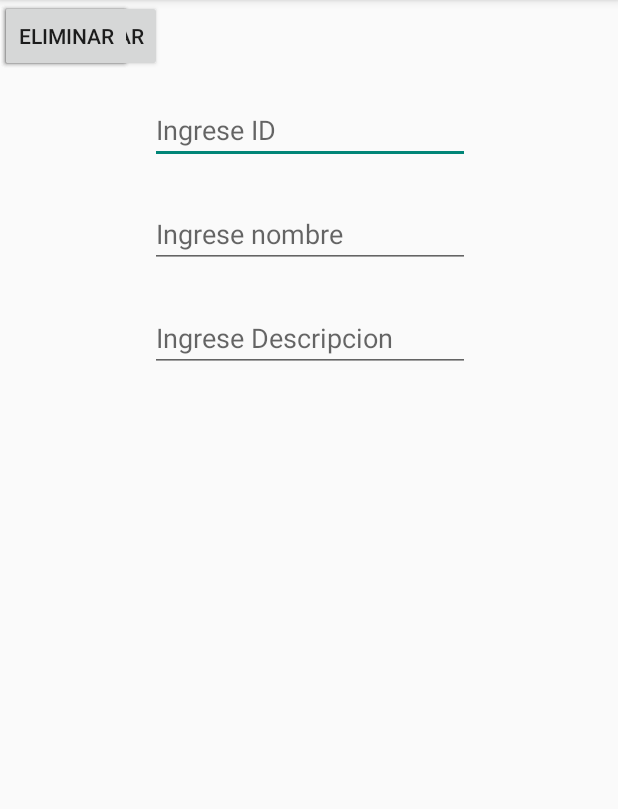
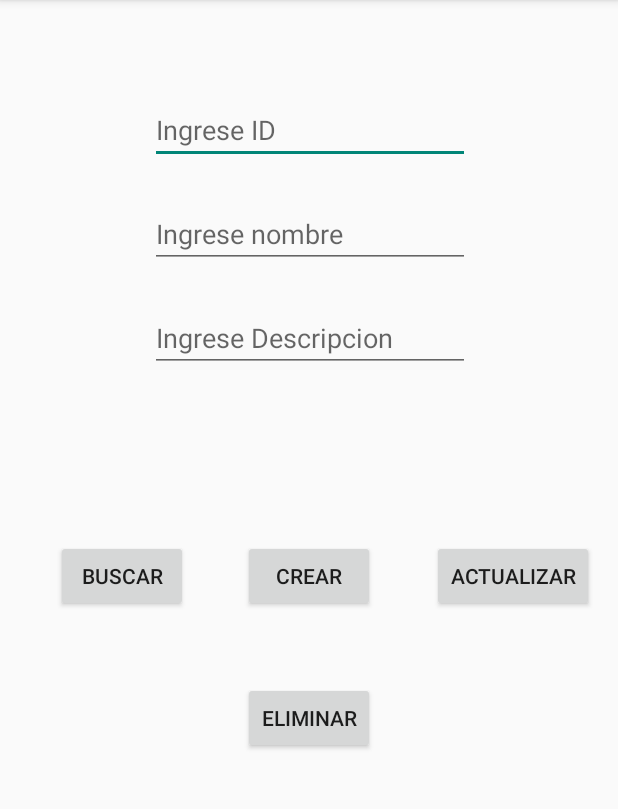
Before and after one commit to EPN-2023B-Moviles-GR2SW/mov-gr2sw-suarez-garcia-damian-josue, an Android app built with Jetpack Compose: the ECrudEntrenador screen opened directly, with no data from a screen before it, on a phone screen of 412 x 824 dp, the part 84-893 px from its top. Run offline under Robolectric (Android 15) with nearby library versions, the phone set to English and light mode, and no system bars.

Commit message:
Clase 18

```diff
--- a/02-Android/app/src/main/AndroidManifest.xml
+++ b/02-Android/app/src/main/AndroidManifest.xml
@@ -12,6 +12,9 @@
         android:supportsRtl="true"
         android:theme="@style/Theme.AppCompat.Light"
         tools:targetApi="31">
+        <activity
+            android:name=".FRecyclerView"
+            android:exported="false" />
         <activity
             android:name=".ECrudEntrenador"
             android:exported="false" />
--- a/02-Android/app/src/main/java/com/example/b2023gr2sw/EBaseDeDatos.kt
+++ b/02-Android/app/src/main/java/com/example/b2023gr2sw/EBaseDeDatos.kt
@@ -1,4 +1,8 @@
 package com.example.b2023gr2sw
 
 class EBaseDeDatos {
+
+    companion object{
+        var tableEntrenador: ESqliteHelperEntrenador? = null
+    }
 }
--- a/02-Android/app/src/main/java/com/example/b2023gr2sw/ECrudEntrenador.kt
+++ b/02-Android/app/src/main/java/com/example/b2023gr2sw/ECrudEntrenador.kt
@@ -1,33 +1,84 @@
 package com.example.b2023gr2sw
 
-import EBaseDeDatos
 import androidx.appcompat.app.AppCompatActivity
 import android.os.Bundle
 import android.widget.Button
 import android.widget.EditText
+import com.google.android.material.snackbar.Snackbar
 
 class ECrudEntrenador : AppCompatActivity() {
     override fun onCreate(savedInstanceState: Bundle?) {
         super.onCreate(savedInstanceState)
         setContentView(R.layout.activity_ecrud_entrenador)
-
-    val botonBuscarBDD = findViewById<Button>(R.id.btn_buscar_bdd)
+        // Buscar Entrenador
+        val botonBuscarBDD = findViewById<Button>(R.id.btn_buscar_bdd)
         botonBuscarBDD.setOnClickListener {
-            // Consultar componentes
+            // Consultar componentes visuales
             val id = findViewById<EditText>(R.id.input_id)
             val nombre = findViewById<EditText>(R.id.input_nombre)
-            val descripcion = findViewById<EditText>(R.id.input_descripcion)
-           //Consultar SQLite
-           val entrenador = EBaseDeDatos.tableEntrenador!!
+            val descripcion = findViewById<EditText>(
+                R.id.input_descripcion
+            )
+            // Consultar SQLite
+            val entrenador = EBaseDeDatos.tableEntrenador!!
                 .consultarEntrenadorPorID(
                     id.text.toString().toInt()
-             )
-            //setear el texto en componentes visuales
+                )
+            // Setear el texto en componentes visuales
+            if(entrenador.id == 0){
+                mostrarSnackbar("Usu. no encontrado")
+            }
             id.setText(entrenador.id.toString())
             nombre.setText(entrenador.nombre)
             descripcion.setText(entrenador.descripcion)
+            mostrarSnackbar("Usu. encontrado")
+
         }
 
+        val botonCrearBDD = findViewById<Button>(R.id.btn_crear_bdd)
+        botonCrearBDD
+            .setOnClickListener {
+                val nombre = findViewById<EditText>(R.id.input_nombre)
+                val descripcion = findViewById<EditText>(R.id.input_descripcion)
+                val respuesta = EBaseDeDatos
+                    .tableEntrenador!!.crearEntrenador(
+                        nombre.text.toString(),
+                        descripcion.text.toString()
+                    )
+                if (respuesta) mostrarSnackbar("Ent. Creado")
+            }
+        val botonActualizarBDD = findViewById<Button>(R.id.btn_actualizar_bdd)
+        botonActualizarBDD
+            .setOnClickListener {
+                val id = findViewById<EditText>(R.id.input_id)
+                val nombre = findViewById<EditText>(R.id.input_nombre)
+                val descripcion = findViewById<EditText>(R.id.input_descripcion)
+                val respuesta = EBaseDeDatos.tableEntrenador!!.actualizarEntrenadorFormulario(
+                    nombre.text.toString(),
+                    descripcion.text.toString(),
+                    id.text.toString().toInt()
+                )
+                if (respuesta) mostrarSnackbar("Usu. Actualizado")
+            }
+        val botonEliminarBDD = findViewById<Button>(
+            R.id.btn_eliminar_bdd
+        )
+        botonEliminarBDD.setOnClickListener {
+            val id = findViewById<EditText>(R.id.input_id)
+            val respuesta = EBaseDeDatos.tableEntrenador!!
+                .eliminarEntrenadorFormulario(
+                    id.text.toString().toInt()
+                )
+            if (respuesta) mostrarSnackbar("Usu. Eliminado")
+        }
     }
-
+    fun mostrarSnackbar(texto: String) {
+        Snackbar
+            .make(
+                findViewById(R.id.cl_sqlite), // view
+                texto, // texto
+                Snackbar.LENGTH_LONG // tiempo
+            )
+            .show()
+    }
 }
--- a/02-Android/app/src/main/java/com/example/b2023gr2sw/ESqliteHelperEntrenador.kt
+++ b/02-Android/app/src/main/java/com/example/b2023gr2sw/ESqliteHelperEntrenador.kt
@@ -30,7 +30,7 @@ class ESqliteHelperEntrenador(
         TODO("Not yet implement")
     }
 
-    fun crearEntrenado(
+    fun crearEntrenador(
         nombre: String,
         descripcion: String
     ): Boolean {
@@ -48,7 +48,7 @@ class ESqliteHelperEntrenador(
         return if (resultadoGuardar.toInt()==-1) false else true
     }
 
-    fun eliminarEntrnadorFormulario(id:Int):Boolean{
+    fun eliminarEntrenadorFormulario(id:Int):Boolean{
         val conexionEscritura = writableDatabase
         //where ID = ?
         val parametrosConsultaDelete = arrayOf (id.toString())
--- a/02-Android/app/src/main/res/layout/activity_ecrud_entrenador.xml
+++ b/02-Android/app/src/main/res/layout/activity_ecrud_entrenador.xml
@@ -2,6 +2,7 @@
 <androidx.constraintlayout.widget.ConstraintLayout xmlns:android="http://schemas.android.com/apk/res/android"
     xmlns:app="http://schemas.android.com/apk/res-auto"
     xmlns:tools="http://schemas.android.com/tools"
+    android:id="@+id/cl_sqlite"
     android:layout_width="match_parent"
     android:layout_height="match_parent"
     tools:context=".ECrudEntrenador">
@@ -50,30 +51,40 @@
         android:layout_width="wrap_content"
         android:layout_height="wrap_content"
         android:text="BUSCAR"
-        tools:layout_editor_absoluteX="48dp"
-        tools:layout_editor_absoluteY="311dp" />
+        app:layout_constraintBottom_toBottomOf="parent"
+        app:layout_constraintEnd_toStartOf="@+id/btn_crear_bdd"
+        app:layout_constraintStart_toStartOf="parent"
+        app:layout_constraintTop_toTopOf="parent" />
 
     <Button
         android:id="@+id/btn_crear_bdd"
         android:layout_width="wrap_content"
         android:layout_height="wrap_content"
         android:text="CREAR"
-        tools:layout_editor_absoluteX="150dp"
-        tools:layout_editor_absoluteY="311dp" />
+        app:layout_constraintBottom_toBottomOf="parent"
+        app:layout_constraintEnd_toEndOf="parent"
+        app:layout_constraintStart_toStartOf="parent"
+        app:layout_constraintTop_toTopOf="parent" />
 
     <Button
         android:id="@+id/btn_actualizar_bdd"
         android:layout_width="wrap_content"
         android:layout_height="wrap_content"
         android:text="ACTUALIZAR"
-        tools:layout_editor_absoluteX="252dp"
-        tools:layout_editor_absoluteY="314dp" />
+        app:layout_constraintBottom_toBottomOf="parent"
+        app:layout_constraintEnd_toEndOf="parent"
+        app:layout_constraintHorizontal_bias="0.698"
+        app:layout_constraintStart_toEndOf="@+id/btn_crear_bdd"
+        app:layout_constraintTop_toTopOf="parent" />
 
     <Button
         android:id="@+id/btn_eliminar_bdd"
         android:layout_width="wrap_content"
         android:layout_height="wrap_content"
         android:text="ELIMINAR"
-        tools:layout_editor_absoluteX="148dp"
-        tools:layout_editor_absoluteY="382dp" />
+        app:layout_constraintBottom_toBottomOf="parent"
+        app:layout_constraintEnd_toEndOf="parent"
+        app:layout_constraintStart_toStartOf="parent"
+        app:layout_constraintTop_toBottomOf="@+id/btn_crear_bdd"
+        app:layout_constraintVertical_bias="0.15" />
 </androidx.constraintlayout.widget.ConstraintLayout>
```
Also changed, not shown: 02-Android/app/src/main/java/com/example/b2023gr2sw/FRecyclerView.kt (+26 -0 lines), 02-Android/app/src/main/java/com/example/b2023gr2sw/FRecyclerViewAdaptadorNombreDescripcion.kt (+64 -1 lines), 02-Android/app/src/main/java/com/example/b2023gr2sw/MainActivity.kt (+6 -1 lines), 02-Android/app/src/main/res/layout/activity_frecycler_view.xml (+18 -0 lines), 02-Android/app/src/main/res/layout/activity_main.xml (+11 -1 lines), 02-Android/app/src/main/res/layout/recycler_view_vista.xml (+49 -2 lines).
